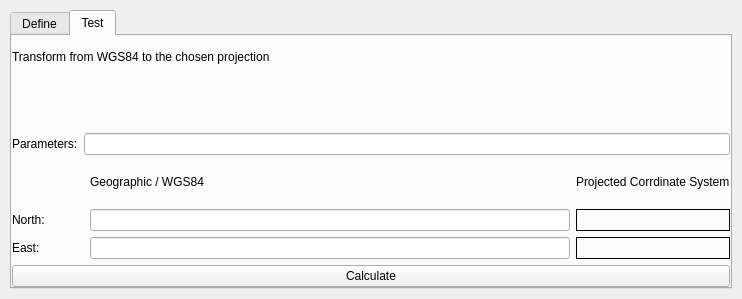
qgis/QGIS, file src/ui/qgscustomprojectiondialogbase.ui: the form before one commit.
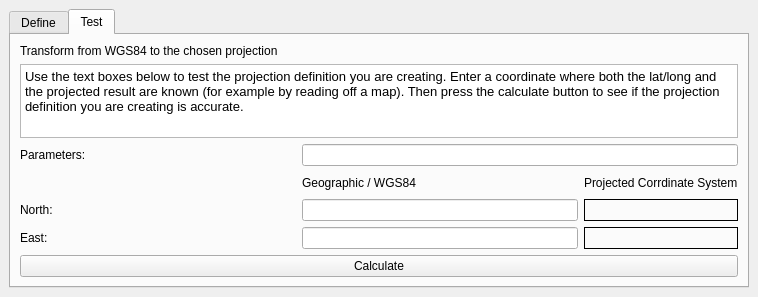
The form after the commit. The open tabs and pages were chosen to show the change. Icons and pictures are not drawn. Custom widgets are drawn as their Qt base class.

Commit message: Check layouts and replace some controls with qt4 equivalents

What changed in the file:
```diff
--- a/src/ui/qgscustomprojectiondialogbase.ui
+++ b/src/ui/qgscustomprojectiondialogbase.ui
@@ -8,8 +8,8 @@
    <rect>
     <x>0</x>
     <y>0</y>
-    <width>533</width>
-    <height>299</height>
+    <width>532</width>
+    <height>297</height>
    </rect>
   </property>
   <property name="windowTitle" >
@@ -20,7 +20,7 @@
   </property>
   <layout class="QGridLayout" >
    <property name="margin" >
-    <number>10</number>
+    <number>9</number>
    </property>
    <property name="spacing" >
     <number>6</number>
@@ -33,16 +33,23 @@
       </attribute>
       <layout class="QGridLayout" >
        <property name="margin" >
-        <number>0</number>
+        <number>9</number>
        </property>
        <property name="spacing" >
         <number>6</number>
        </property>
+       <item row="1" column="0" colspan="2" >
+        <widget class="QTextBrowser" name="textBrowser" >
+         <property name="html" >
+          <string>&lt;html>&lt;head>&lt;meta name="qrichtext" content="1" />&lt;/head>&lt;body style=" white-space: pre-wrap; font-family:Arial; font-size:10pt; font-weight:400; font-style:normal; text-decoration:none;">&lt;p style=" margin-top:0px; margin-bottom:0px; margin-left:0px; margin-right:0px; -qt-block-indent:0; text-indent:0px;">You can define your own custom projection here. The definition must conform to the proj4 format for specifying a Spatial Reference System.&lt;/p>&lt;/body>&lt;/html></string>
+         </property>
+        </widget>
+       </item>
        <item row="0" column="0" colspan="2" >
         <widget class="QLabel" name="textLabel5" >
          <property name="font" >
           <font>
-           <family></family>
+           <family>Arial</family>
            <pointsize>18</pointsize>
            <weight>50</weight>
            <italic>false</italic>
@@ -152,9 +159,6 @@
        <item row="2" column="1" >
         <widget class="QLineEdit" name="leName" />
        </item>
-       <item row="1" column="0" colspan="2" >
-        <widget class="Q3TextBrowser" name="textBrowser1_2" />
-       </item>
       </layout>
      </widget>
      <widget class="QWidget" name="tab" >
@@ -163,93 +167,36 @@
       </attribute>
       <layout class="QGridLayout" >
        <property name="margin" >
-        <number>0</number>
+        <number>9</number>
        </property>
        <property name="spacing" >
         <number>6</number>
        </property>
-       <item row="0" column="0" colspan="4" >
+       <item row="0" column="0" colspan="3" >
         <widget class="QLabel" name="textLabel1_2" >
          <property name="text" >
           <string>Transform from WGS84 to the chosen projection</string>
          </property>
         </widget>
        </item>
-       <item row="6" column="0" colspan="4" >
-        <widget class="QPushButton" name="pbnCalculate" >
-         <property name="text" >
-          <string>Calculate</string>
+       <item row="1" column="0" colspan="3" >
+        <widget class="QTextBrowser" name="textBrowser_2" >
+         <property name="html" >
+          <string>&lt;html>&lt;head>&lt;meta name="qrichtext" content="1" />&lt;/head>&lt;body style=" white-space: pre-wrap; font-family:Arial; font-size:10pt; font-weight:400; font-style:normal; text-decoration:none;">&lt;p style=" margin-top:0px; margin-bottom:0px; margin-left:0px; margin-right:0px; -qt-block-indent:0; text-indent:0px;">Use the text boxes below to test the projection definition you are creating. Enter a coordinate where both the lat/long and the projected result are known (for example by reading off a map). Then press the calculate button to see if the projection definition you are creating is accurate.&lt;/p>&lt;/body>&lt;/html></string>
          </property>
         </widget>
        </item>
-       <item row="3" column="3" >
-        <widget class="QLabel" name="textLabel2_3" >
+       <item row="2" column="0" >
+        <widget class="QLabel" name="textLabel3_2_2" >
          <property name="text" >
-          <string>Projected Corrdinate System</string>
+          <string>Parameters:</string>
          </property>
         </widget>
        </item>
-       <item row="4" column="3" >
-        <widget class="QLabel" name="projectedX" >
-         <property name="enabled" >
-          <bool>true</bool>
-         </property>
-         <property name="frameShape" >
-          <enum>QFrame::Box</enum>
-         </property>
-         <property name="text" >
-          <string/>
-         </property>
-        </widget>
+       <item row="2" column="1" colspan="2" >
+        <widget class="QLineEdit" name="leTestParameters" />
        </item>
-       <item row="3" column="2" >
-        <widget class="QLabel" name="textLabel1_3" >
-         <property name="text" >
-          <string>Geographic / WGS84</string>
-         </property>
-        </widget>
-       </item>
-       <item row="4" column="2" >
-        <widget class="QLineEdit" name="northWGS84" >
-         <property name="enabled" >
-          <bool>true</bool>
-         </property>
-        </widget>
-       </item>
-       <item row="4" column="0" colspan="2" >
-        <widget class="QLabel" name="textLabel2_2" >
-         <property name="text" >
-          <string>North:</string>
-         </property>
-        </widget>
-       </item>
-       <item row="5" column="0" colspan="2" >
-        <widget class="QLabel" name="textLabel2_2_2" >
-         <property name="text" >
-          <string>East:</string>
-         </property>
-        </widget>
-       </item>
-       <item row="5" column="2" >
-        <widget class="QLineEdit" name="eastWGS84" />
-       </item>
-       <item row="5" column="3" >
-        <widget class="QLabel" name="projectedY" >
-         <property name="enabled" >
-          <bool>true</bool>
-         </property>
-         <property name="frameShape" >
-          <enum>QFrame::Box</enum>
-         </property>
-         <property name="text" >
-          <string/>
-         </property>
-         <property name="margin" >
-          <number>1</number>
-         </property>
-        </widget>
-       </item>
-       <item row="3" column="0" colspan="2" >
+       <item row="3" column="0" >
         <spacer>
          <property name="orientation" >
           <enum>Qt::Horizontal</enum>
@@ -265,18 +212,79 @@
          </property>
         </spacer>
        </item>
-       <item row="1" column="0" colspan="4" >
-        <widget class="Q3TextBrowser" name="textBrowser1" />
+       <item row="3" column="2" >
+        <widget class="QLabel" name="textLabel2_3" >
+         <property name="text" >
+          <string>Projected Corrdinate System</string>
+         </property>
+        </widget>
        </item>
-       <item row="2" column="0" >
-        <widget class="QLabel" name="textLabel3_2_2" >
+       <item row="3" column="1" >
+        <widget class="QLabel" name="textLabel1_3" >
          <property name="text" >
-          <string>Parameters:</string>
+          <string>Geographic / WGS84</string>
          </property>
         </widget>
        </item>
-       <item row="2" column="1" colspan="3" >
-        <widget class="QLineEdit" name="leTestParameters" />
+       <item row="5" column="2" >
+        <widget class="QLabel" name="projectedY" >
+         <property name="enabled" >
+          <bool>true</bool>
+         </property>
+         <property name="frameShape" >
+          <enum>QFrame::Box</enum>
+         </property>
+         <property name="text" >
+          <string/>
+         </property>
+         <property name="margin" >
+          <number>1</number>
+         </property>
+        </widget>
+       </item>
+       <item row="5" column="1" >
+        <widget class="QLineEdit" name="eastWGS84" />
+       </item>
+       <item row="5" column="0" >
+        <widget class="QLabel" name="textLabel2_2_2" >
+         <property name="text" >
+          <string>East:</string>
+         </property>
+        </widget>
+       </item>
+       <item row="4" column="0" >
+        <widget class="QLabel" name="textLabel2_2" >
+         <property name="text" >
+          <string>North:</string>
+         </property>
+        </widget>
+       </item>
+       <item row="4" column="1" >
+        <widget class="QLineEdit" name="northWGS84" >
+         <property name="enabled" >
+          <bool>true</bool>
+         </property>
+        </widget>
+       </item>
+       <item row="4" column="2" >
+        <widget class="QLabel" name="projectedX" >
+         <property name="enabled" >
+          <bool>true</bool>
+         </property>
+         <property name="frameShape" >
+          <enum>QFrame::Box</enum>
+         </property>
+         <property name="text" >
+          <string/>
+         </property>
+        </widget>
+       </item>
+       <item row="6" column="0" colspan="3" >
+        <widget class="QPushButton" name="pbnCalculate" >
+         <property name="text" >
+          <string>Calculate</string>
+         </property>
+        </widget>
        </item>
       </layout>
      </widget>
@@ -286,15 +294,6 @@
  </widget>
  <layoutdefault spacing="6" margin="11" />
  <pixmapfunction></pixmapfunction>
- <customwidgets>
-  <customwidget>
-   <class>Q3TextBrowser</class>
-   <extends>QWidget</extends>
-   <header>q3textbrowser.h</header>
-   <container>1</container>
-   <pixmap></pixmap>
-  </customwidget>
- </customwidgets>
  <tabstops>
   <tabstop>leName</tabstop>
   <tabstop>leParameters</tabstop>
```
Left out of the diff: 2 changed lines with no effect on the pictures. The commit also changes 2 other files.
